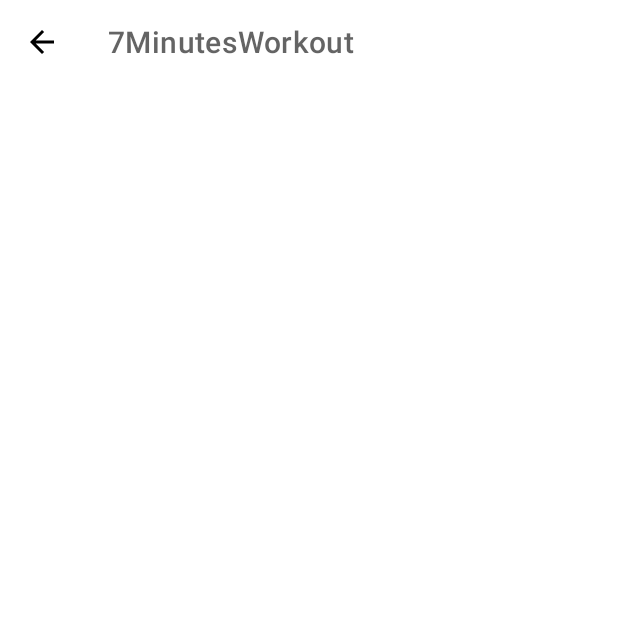
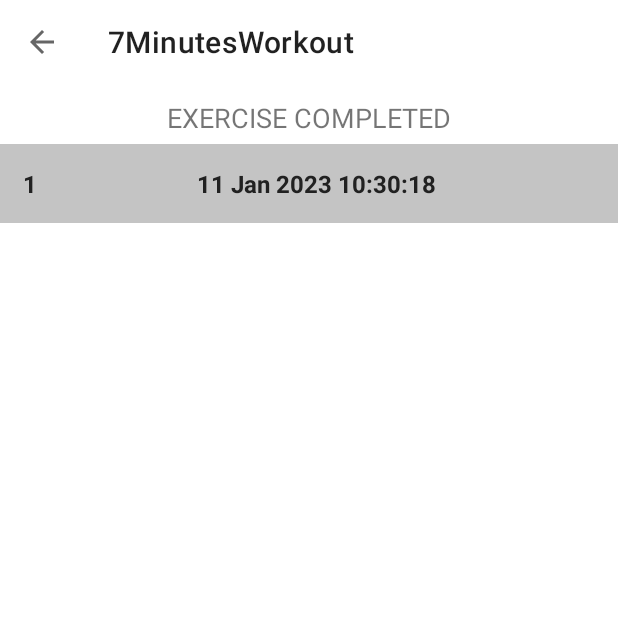
Before and after one commit to ngochungle1331/7MinutesWorkout, an Android app: the HistoryActivity screen opened directly, with no data from a screen before it, on a phone screen of 412 x 824 dp, the top half of it. Run offline under Robolectric (Android 15) with nearby library versions, the phone set to English and light mode, and no system bars; our stand-ins replace Room's generated code.

Commit message:
display workout history on recycler view

```diff
--- a/app/src/main/AndroidManifest.xml
+++ b/app/src/main/AndroidManifest.xml
@@ -10,6 +10,7 @@
 
     <application
         android:allowBackup="true"
+        android:name=".WorkoutApp"
         android:dataExtractionRules="@xml/data_extraction_rules"
         android:fullBackupContent="@xml/backup_rules"
         android:icon="@mipmap/ic_launcher"
--- a/app/src/main/java/com/example/a7minutesworkout/ExerciseActivity.kt
+++ b/app/src/main/java/com/example/a7minutesworkout/ExerciseActivity.kt
@@ -145,7 +145,7 @@ class ExerciseActivity : AppCompatActivity(), TextToSpeech.OnInitListener {
     private fun setRestProgressBar() {
         binding?.progressBar?.progress = restProgress
 
-        restTimer = object : CountDownTimer(restTimerDuration*1000, 1000) {
+        restTimer = object : CountDownTimer(restTimerDuration*10000, 1000) {
             override fun onTick(millisUntilFinished: Long) {
                 restProgress++
                 binding?.progressBar?.progress = 10 - restProgress
@@ -168,7 +168,7 @@ class ExerciseActivity : AppCompatActivity(), TextToSpeech.OnInitListener {
     private fun setExerciseProgressBar() {
         binding?.progressBarExercise?.progress = exerciseProgress
 
-        exerciseTimer = object : CountDownTimer(exerciseTimerDuration*1000, 1000) {
+        exerciseTimer = object : CountDownTimer(exerciseTimerDuration*30000, 1000) {
             override fun onTick(millisUntilFinished: Long) {
                 exerciseProgress++
                 binding?.progressBarExercise?.progress = 30 - exerciseProgress
--- a/app/src/main/java/com/example/a7minutesworkout/HistoryActivity.kt
+++ b/app/src/main/java/com/example/a7minutesworkout/HistoryActivity.kt
@@ -2,7 +2,13 @@ package com.example.a7minutesworkout
 
 import androidx.appcompat.app.AppCompatActivity
 import android.os.Bundle
+import android.util.Log
+import android.view.View
+import androidx.lifecycle.lifecycleScope
+import androidx.recyclerview.widget.LinearLayoutManager
 import com.example.a7minutesworkout.databinding.ActivityHistoryBinding
+import kotlinx.coroutines.flow.collect
+import kotlinx.coroutines.launch
 
 class HistoryActivity : AppCompatActivity() {
 
@@ -13,14 +19,50 @@ class HistoryActivity : AppCompatActivity() {
         binding = ActivityHistoryBinding.inflate(layoutInflater)
         setContentView(binding?.root)
 
-        setSupportActionBar(binding?.toolbarHistory)
+        setSupportActionBar(binding?.toolbarHistoryActivity)
 
         if (supportActionBar != null) {
             supportActionBar?.setDisplayHomeAsUpEnabled(true)
         }
 
-        binding?.toolbarHistory?.setNavigationOnClickListener {
+        binding?.toolbarHistoryActivity?.setNavigationOnClickListener {
             onBackPressed()
         }
+
+        val dao = (application as WorkoutApp).db.HistoryDao()
+        getAllCompletedDates(dao)
+
+    }
+
+    private fun getAllCompletedDates(historyDao: HistoryDao) {
+        lifecycleScope.launch {
+            historyDao.fetchAllDates().collect { allCompletedDatesList ->
+                if (allCompletedDatesList.isNotEmpty()) {
+                    binding?.tvHistory?.visibility = View.VISIBLE
+                    binding?.rvHistory?.visibility = View.VISIBLE
+                    binding?.tvNoDataAvailable?.visibility = View.INVISIBLE
+
+                    binding?.rvHistory?.layoutManager = LinearLayoutManager(this@HistoryActivity)
+
+                    val dates = ArrayList<String>()
+                    for (date in allCompletedDatesList) {
+                        dates.add(date.date)
+                    }
+
+                    val historyAdapter = HistoryAdapter(dates)
+                    binding?.rvHistory?.adapter = historyAdapter
+
+                } else {
+                    binding?.tvHistory?.visibility = View.INVISIBLE
+                    binding?.rvHistory?.visibility = View.INVISIBLE
+                    binding?.tvNoDataAvailable?.visibility = View.VISIBLE
+                }
+            }
+        }
+    }
+
+    override fun onDestroy() {
+        super.onDestroy()
+        binding = null
     }
 }
--- /dev/null
+++ b/app/src/main/java/com/example/a7minutesworkout/HistoryAdapter.kt
@@ -0,0 +1,55 @@
+package com.example.a7minutesworkout
+
+import android.content.Context
+import android.view.LayoutInflater
+import android.view.ViewGroup
+import androidx.core.content.ContextCompat
+import androidx.recyclerview.widget.RecyclerView
+import com.example.a7minutesworkout.databinding.ItemHistoryRowBinding
+
+class HistoryAdapter(private val items: ArrayList<String>) :
+    RecyclerView.Adapter<HistoryAdapter.ViewHolder>() {
+
+    class ViewHolder(binding: ItemHistoryRowBinding) : RecyclerView.ViewHolder(binding.root) {
+        val llHistoryItemMain = binding.llHistoryItemMain
+        val tvItem = binding.tvItem
+        val tvPosition = binding.tvPosition
+    }
+
+    override fun onCreateViewHolder(parent: ViewGroup, viewType: Int): ViewHolder {
+        return ViewHolder(
+            ItemHistoryRowBinding.inflate(
+                LayoutInflater.from(parent.context),
+                parent,
+                false
+            )
+        )
+    }
+
+    override fun onBindViewHolder(holder: ViewHolder, position: Int) {
+        val date: String = items.get(position)
+        holder.tvPosition.text = (position + 1).toString()
+        holder.tvItem.text = date
+
+        if (position % 2 == 0) {
+            holder.llHistoryItemMain.setBackgroundColor(
+                ContextCompat.getColor(
+                    holder.itemView.context,
+                    R.color.lightGrey
+                )
+            )
+        } else {
+            holder.llHistoryItemMain.setBackgroundColor(
+                ContextCompat.getColor(
+                    holder.itemView.context,
+                    R.color.white
+                )
+            )
+        }
+
+    }
+
+    override fun getItemCount(): Int {
+        return items.size
+    }
+}
--- /dev/null
+++ b/app/src/main/java/com/example/a7minutesworkout/HistoryDao.kt
@@ -0,0 +1,15 @@
+package com.example.a7minutesworkout
+
+import androidx.room.Dao
+import androidx.room.Insert
+import androidx.room.Query
+import kotlinx.coroutines.flow.Flow
+
+@Dao
+interface HistoryDao {
+    @Insert
+    suspend fun insert(historyActivity: HistoryEntity)
+
+    @Query("SELECT * FROM `history-table`")
+    fun fetchAllDates(): Flow<List<HistoryEntity>>
+}
--- /dev/null
+++ b/app/src/main/java/com/example/a7minutesworkout/HistoryEntity.kt
@@ -0,0 +1,10 @@
+package com.example.a7minutesworkout
+
+import androidx.room.Entity
+import androidx.room.PrimaryKey
+
+@Entity(tableName = "history-table")
+data class HistoryEntity(
+    @PrimaryKey
+    val date: String
+)
--- /dev/null
+++ b/app/src/main/java/com/example/a7minutesworkout/WorkoutApp.kt
@@ -0,0 +1,9 @@
+package com.example.a7minutesworkout
+
+import android.app.Application
+
+class WorkoutApp:Application() {
+    val db by lazy {
+        HistoryDatabase.getInstance(this)
+    }
+}
--- a/app/src/main/res/layout/activity_history.xml
+++ b/app/src/main/res/layout/activity_history.xml
@@ -5,15 +5,50 @@
     android:layout_width="match_parent"
     android:layout_height="match_parent"
     tools:context=".HistoryActivity">
+    <!--  we position the toolbar top to top of parent-->
+    <androidx.appcompat.widget.Toolbar
+        app:layout_constraintTop_toTopOf="parent"
+        android:id="@+id/toolbar_history_activity"
+        android:layout_width="match_parent"
+        android:layout_height="?android:attr/actionBarSize"
+        android:background="#FFFFFF" />
 
-    <androidx.appcompat.widget.Toolbar
-        android:id="@+id/toolbarHistory"
-        app:layout_constraintTop_toTopOf="parent"
+
+    <!--TODO(Step 1 : Added a RecyclerView to show the list of completed dates in the History Screen UI.)-->
+    <!--START-->
+
+    <TextView
+        app:layout_constraintTop_toBottomOf="@id/toolbar_history_activity"
+        android:id="@+id/tvHistory"
         android:layout_width="match_parent"
-        android:theme="@style/ToolbarTheme"
-        android:layout_height="?android:attr/actionBarSize"
-        android:background="@color/white"
-        app:titleTextColor="@color/colorPrimary"
-        />
+        android:layout_height="wrap_content"
+        android:layout_margin="10dp"
+        android:gravity="center"
+        android:text="EXERCISE COMPLETED"
+        android:textSize="18sp"
+        android:visibility="gone"
+        tools:visibility="visible" />
+
+    <androidx.recyclerview.widget.RecyclerView
+        app:layout_constraintTop_toBottomOf="@id/tvHistory"
+        android:id="@+id/rvHistory"
+        android:layout_width="match_parent"
+        android:layout_height="wrap_content"
+        android:layout_marginTop="5dp"
+        android:visibility="gone"
+        tools:visibility="visible" />
+
+    <TextView
+        app:layout_constraintTop_toBottomOf="@id/toolbar_history_activity"
+        app:layout_constraintBottom_toBottomOf="parent"
+        android:id="@+id/tvNoDataAvailable"
+        android:layout_width="match_parent"
+        android:layout_height="wrap_content"
+        android:gravity="center"
+        android:text="NO DATA AVAILABLE"
+        android:textColor="#212121"
+        android:textSize="18sp"
+        android:visibility="gone"
+        tools:visibility="visible" />
 
 </androidx.constraintlayout.widget.ConstraintLayout>
--- a/app/src/main/res/layout/activity_main.xml
+++ b/app/src/main/res/layout/activity_main.xml
@@ -86,7 +86,7 @@
         <ImageView
             android:layout_width="wrap_content"
             android:layout_height="wrap_content"
-            android:src="@drawable/ic_history"
+            android:src="@drawable/ic_calendar"
             android:layout_gravity="center"
              />
 
--- /dev/null
+++ b/app/src/main/res/layout/item_history_row.xml
@@ -0,0 +1,34 @@
+<?xml version="1.0" encoding="utf-8"?>
+<!--TODO(Step 4 : Designed an item for RecyclerView to show the list of completed dates in History Screen.)-->
+<!--START-->
+<LinearLayout xmlns:android="http://schemas.android.com/apk/res/android"
+    xmlns:tools="http://schemas.android.com/tools"
+    android:id="@+id/ll_history_item_main"
+    android:layout_width="match_parent"
+    android:layout_height="wrap_content"
+    android:background="#EBEBEB"
+    android:orientation="horizontal"
+    android:padding="15dp">
+
+    <TextView
+        android:id="@+id/tvPosition"
+        android:layout_width="wrap_content"
+        android:layout_height="wrap_content"
+        android:gravity="center"
+        android:textColor="#212121"
+        android:textSize="16sp"
+        android:textStyle="bold"
+        tools:text="1" />
+
+    <TextView
+        android:id="@+id/tvItem"
+        android:layout_width="0dp"
+        android:layout_height="wrap_content"
+        android:layout_weight="1"
+        android:gravity="center"
+        android:textColor="#212121"
+        android:textSize="16sp"
+        android:textStyle="bold"
+        tools:text="DATE" />
+</LinearLayout>
+    <!--END-->
```
Also changed, not shown: app/build.gradle (+12 -0 lines), app/src/main/java/com/example/a7minutesworkout/FinishActivity.kt (+22 -3 lines), app/src/main/java/com/example/a7minutesworkout/HistoryDatabase.kt (added, +35 -0 lines), app/src/main/res/drawable-v24/ic_calendar.png (added).
